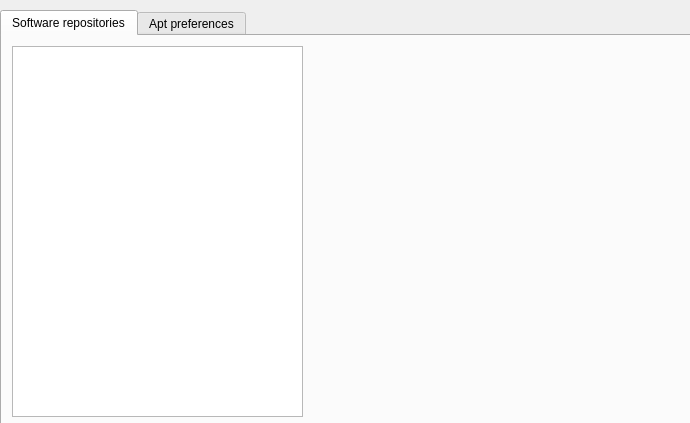
jakubiszon26/Mast, file Mast/apt_preferences.ui: the form before one commit.
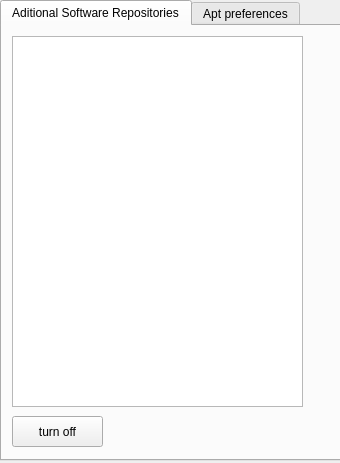
The form after the commit.

Commit message: turn on or turn off additional repository

Patch:
```diff
--- a/Mast/apt_preferences.ui
+++ b/Mast/apt_preferences.ui
@@ -6,8 +6,8 @@
    <rect>
     <x>0</x>
     <y>0</y>
-    <width>690</width>
-    <height>423</height>
+    <width>340</width>
+    <height>463</height>
    </rect>
   </property>
   <property name="windowTitle">
@@ -17,9 +17,9 @@
    <property name="geometry">
     <rect>
      <x>0</x>
-     <y>10</y>
-     <width>691</width>
-     <height>421</height>
+     <y>0</y>
+     <width>341</width>
+     <height>461</height>
     </rect>
    </property>
    <property name="toolTip">
@@ -30,7 +30,7 @@
    </property>
    <widget class="QWidget" name="tab">
     <attribute name="title">
-     <string>Software repositories</string>
+     <string>Aditional Software Repositories</string>
     </attribute>
     <widget class="QListWidget" name="listWidget">
      <property name="geometry">
@@ -42,6 +42,19 @@
       </rect>
      </property>
     </widget>
+    <widget class="QPushButton" name="on_and_off_button">
+     <property name="geometry">
+      <rect>
+       <x>10</x>
+       <y>390</y>
+       <width>91</width>
+       <height>31</height>
+      </rect>
+     </property>
+     <property name="text">
+      <string>turn off</string>
+     </property>
+    </widget>
    </widget>
    <widget class="QWidget" name="tab_2">
     <attribute name="title">
```
The commit also changes 2 other files.
